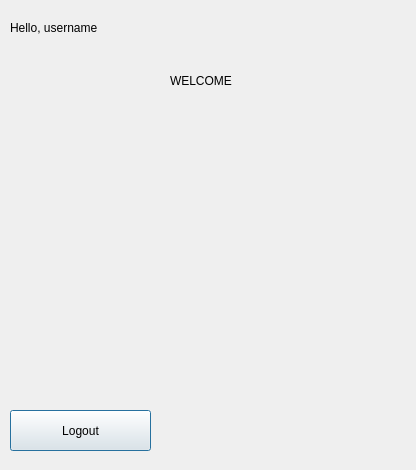
Before: the Qt Designer form CinemaProject/welcomewindow.ui in kabolghar/CinemaProject, drawn with Qt 5.
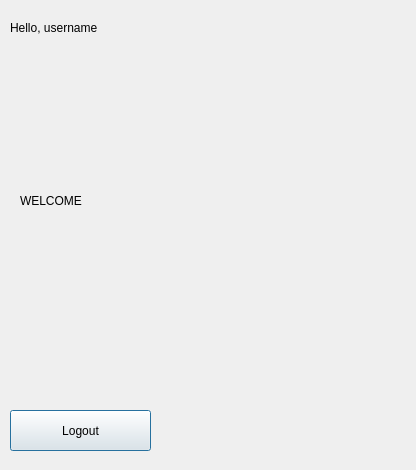
After: the same form once the commit is applied.

The edit to the form file:
```diff
--- a/CinemaProject/welcomewindow.ui
+++ b/CinemaProject/welcomewindow.ui
@@ -42,10 +42,10 @@
   <widget class="QLabel" name="labelPicture">
    <property name="geometry">
     <rect>
-     <x>170</x>
+     <x>20</x>
      <y>60</y>
-     <width>71</width>
-     <height>41</height>
+     <width>381</width>
+     <height>281</height>
     </rect>
    </property>
    <property name="text">
```
